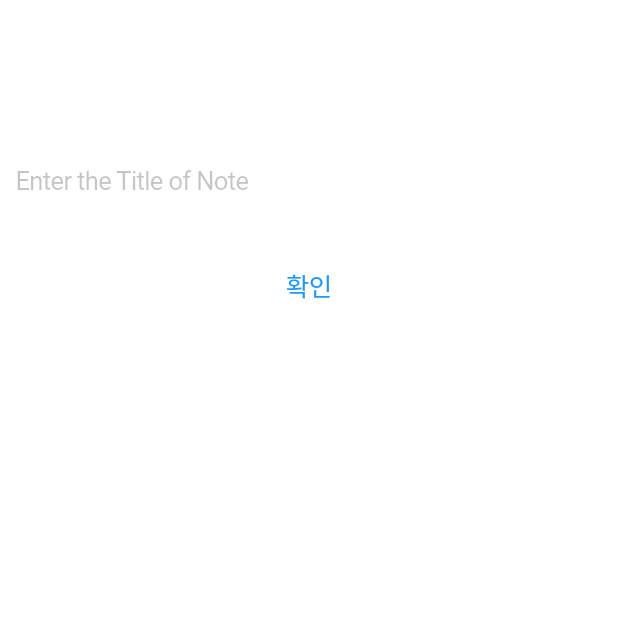
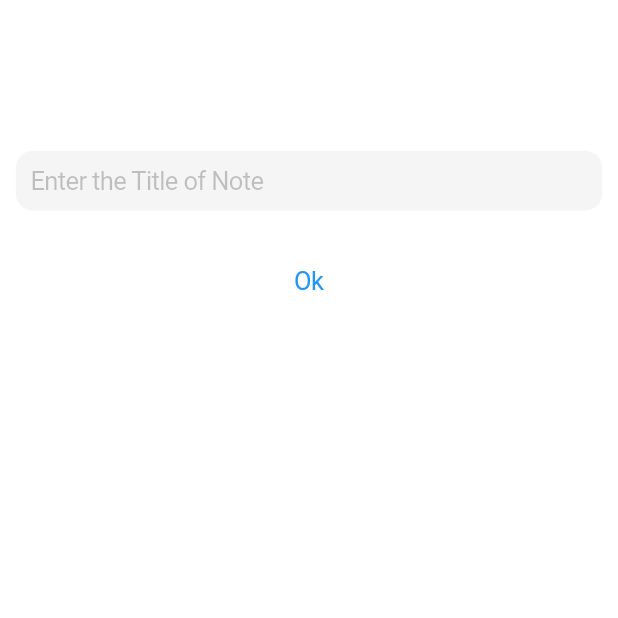
Before and after one commit to TableTopOrg/Knot, a Flutter app: the screen it shows after launch, after a tap on the "add" icon, on a phone screen of 412 x 824 dp, the top half of it. Run offline on Flutter 3.47's test engine with Material 2 defaults, Android fonts, the phone set to English and light mode, and no system bars; our stand-ins replace firebase_core, flutter_svg, font_awesome_flutter, image_gallery_saver, loading_indicator and 3 more; missing offline and left inert: dart:ffi, flutter_sound, google_speech; accounts and stored records are empty.

Commit message:
Slight UI fix

```diff
--- a/lib/notes/add_note_page.dart
+++ b/lib/notes/add_note_page.dart
@@ -23,34 +23,42 @@ class _AddNoteState extends State<AddNote> {
     String title = "", thumbnail;
     int time;
 
-    /* Title 입력 */
-    var _titleTextField = CupertinoTextField(
+    return Container(
+        color: Colors.white,
+        //  width: 300,
+        child: Column(
+          children: [
+            const SizedBox(height: 100),
+            Container(
+              padding: const EdgeInsets.fromLTRB(10, 0, 10, 0),
+              child: CupertinoTextField(
                 controller: _titleEditController,
                 placeholder: "Enter the Title of Note",
-      padding: EdgeInsets.all(10),
+                padding: const EdgeInsets.all(10),
                 decoration: BoxDecoration(
-        color: Colors.white,
+                  color: Colors.grey[100],
                   border: Border.all(
                     color: Colors.white,
                     width: 0.5,
                   ),
                   borderRadius: BorderRadius.circular(12),
                 ),
-      onChanged: (text){
+                onChanged: (text) {
                   title = text;
                 },
-    );
-
-    /* 확인 button 눌러 note 생성 */
-    var _confirmButton = CupertinoButton(
-      child: Text("확인"),
-      onPressed: (){
+              ),
+            ),
+            const SizedBox(height: 20),
+            CupertinoButton(
+              child: const Text("Ok"),
+              onPressed: () {
                 int imageNum = (notes.length + 1) % 3;
-        if(imageNum == 0) {
+                if (imageNum == 0) {
                   imageNum = 3;
                 }
                 thumbnail = "assets/images/image_$imageNum.png";
-        Note n = Note(title: title, thumbnail: thumbnail, time: getDate());
+                Note n =
+                    Note(title: title, thumbnail: thumbnail, time: getDate());
 
                 notes.add(n);
                 saveNoteList();
@@ -58,22 +66,12 @@ class _AddNoteState extends State<AddNote> {
                 Navigator.push(
                     context,
                     MaterialPageRoute(
-                builder: (context) => const WelcomePage())
-        );
+                        builder: (context) => const WelcomePage()));
+                // Navigator.pop(context);
               },
-    );
-
-    return SizedBox(
-    //  width: 300,
-      child : Column(
-        children: [
-          const SizedBox(height: 100),
-          _titleTextField,
-          const SizedBox(height: 20),
-          _confirmButton,
+            ),
           ],
-      )
-    );
+        ));
   }
 
   @override
--- a/lib/pages/speech_to_text/speech_to_text_half.dart
+++ b/lib/pages/speech_to_text/speech_to_text_half.dart
@@ -31,6 +31,7 @@ class _SpeechToTextHalfState extends State<SpeechToTextHalf> {
   @override
   void dispose() {
     _timer.cancel();
+    if (_speechToText.isListening) _speechToText.stop();
     super.dispose();
   }
 
--- a/lib/pages/welcome/welcome_page.dart
+++ b/lib/pages/welcome/welcome_page.dart
@@ -29,16 +29,12 @@ class WelcomePage extends StatelessWidget {
             .headline4
             ?.copyWith(color: textColorLight, fontWeight: FontWeight.bold),
       ),
-
       actions: <Widget>[
         IconButton(
           onPressed: () {
             Navigator.push(
-                context,
-                MaterialPageRoute(
-                    builder: (context) => AddNote())
-                );
-   /*         Scaffold(
+                context, MaterialPageRoute(builder: (context) => AddNote()));
+            /*         Scaffold(
               appBar: buildAppBar(context),
               body: AddNote(),
             );*/
@@ -46,14 +42,6 @@ class WelcomePage extends StatelessWidget {
           icon: const Icon(Icons.add),
           color: textColorLight,
         ),
-
-        IconButton(
-            onPressed: () {},
-            icon: const FaIcon(
-              FontAwesomeIcons.gear,
-              color: textColorLight,
-            )),
-        const SizedBox(width: 10)
       ],
     );
   }
```
Also changed, not shown: assets/images/image_1.png, assets/images/image_1_2.png (added). Lines whose indentation alone changed are shown as unchanged.
